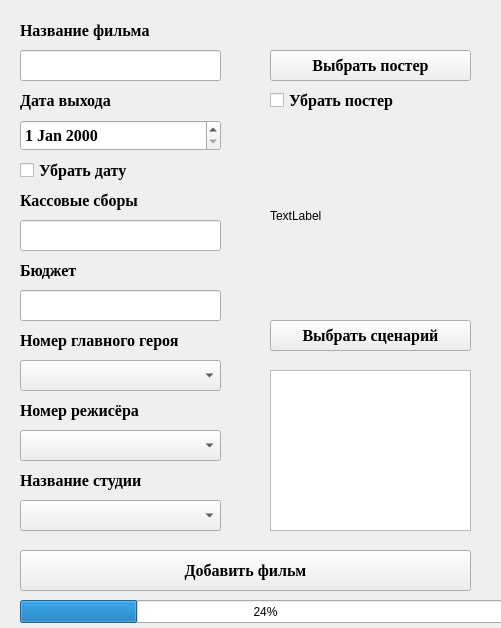
The window that Client/addmovie.ui (NikitaVirachev/course-work-on-DB) describes before a commit, drawn with Qt 5.
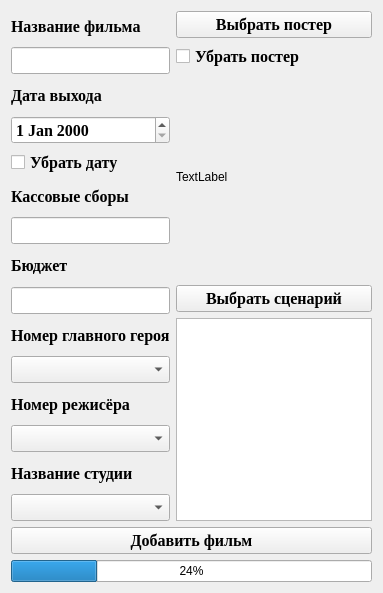
The same window after the commit.

The edit to the form file:
```diff
--- a/Client/addmovie.ui
+++ b/Client/addmovie.ui
@@ -6,40 +6,22 @@
    <rect>
     <x>0</x>
     <y>0</y>
-    <width>501</width>
-    <height>628</height>
+    <width>383</width>
+    <height>593</height>
    </rect>
   </property>
   <property name="windowTitle">
    <string>Form</string>
   </property>
-  <widget class="QLineEdit" name="lineEdit">
-   <property name="geometry">
-    <rect>
-     <x>20</x>
-     <y>50</y>
-     <width>201</width>
-     <height>31</height>
-    </rect>
-   </property>
-   <property name="font">
-    <font>
-     <family>Times New Roman</family>
-     <pointsize>12</pointsize>
-     <weight>75</weight>
-     <bold>true</bold>
-    </font>
-   </property>
-  </widget>
+  <layout class="QGridLayout" name="gridLayout">
+   <item row="0" column="0">
+    <layout class="QVBoxLayout" name="verticalLayout_3">
+     <item>
+      <layout class="QHBoxLayout" name="horizontalLayout">
+       <item>
+        <layout class="QVBoxLayout" name="verticalLayout">
+         <item>
   <widget class="QLabel" name="label">
-   <property name="geometry">
-    <rect>
-     <x>20</x>
-     <y>20</y>
-     <width>201</width>
-     <height>21</height>
-    </rect>
-   </property>
    <property name="font">
     <font>
      <family>Times New Roman</family>
@@ -52,15 +34,9 @@
     <string>Название фильма</string>
    </property>
   </widget>
-  <widget class="QDateEdit" name="dateEdit">
-   <property name="geometry">
-    <rect>
-     <x>20</x>
-     <y>120</y>
-     <width>201</width>
-     <height>31</height>
-    </rect>
-   </property>
+         </item>
+         <item>
+          <widget class="QLineEdit" name="lineEdit">
    <property name="font">
     <font>
      <family>Times New Roman</family>
@@ -70,15 +46,9 @@
     </font>
    </property>
   </widget>
+         </item>
+         <item>
   <widget class="QLabel" name="label_2">
-   <property name="geometry">
-    <rect>
-     <x>20</x>
-     <y>90</y>
-     <width>201</width>
-     <height>20</height>
-    </rect>
-   </property>
    <property name="font">
     <font>
      <family>Times New Roman</family>
@@ -91,15 +61,21 @@
     <string>Дата выхода</string>
    </property>
   </widget>
-  <widget class="QLineEdit" name="lineEdit_2">
-   <property name="geometry">
-    <rect>
-     <x>20</x>
-     <y>220</y>
-     <width>201</width>
-     <height>31</height>
-    </rect>
-   </property>
+         </item>
+         <item>
+          <widget class="QDateEdit" name="dateEdit">
+           <property name="font">
+            <font>
+             <family>Times New Roman</family>
+             <pointsize>12</pointsize>
+             <weight>75</weight>
+             <bold>true</bold>
+            </font>
+           </property>
+          </widget>
+         </item>
+         <item>
+          <widget class="QCheckBox" name="checkBox">
    <property name="font">
     <font>
      <family>Times New Roman</family>
@@ -108,16 +84,13 @@
      <bold>true</bold>
     </font>
    </property>
-  </widget>
+           <property name="text">
+            <string>Убрать дату</string>
+           </property>
+          </widget>
+         </item>
+         <item>
   <widget class="QLabel" name="label_3">
-   <property name="geometry">
-    <rect>
-     <x>20</x>
-     <y>190</y>
-     <width>201</width>
-     <height>20</height>
-    </rect>
-   </property>
    <property name="font">
     <font>
      <family>Times New Roman</family>
@@ -130,15 +103,9 @@
     <string>Кассовые сборы</string>
    </property>
   </widget>
-  <widget class="QLineEdit" name="lineEdit_3">
-   <property name="geometry">
-    <rect>
-     <x>20</x>
-     <y>290</y>
-     <width>201</width>
-     <height>31</height>
-    </rect>
-   </property>
+         </item>
+         <item>
+          <widget class="QLineEdit" name="lineEdit_2">
    <property name="font">
     <font>
      <family>Times New Roman</family>
@@ -148,15 +115,9 @@
     </font>
    </property>
   </widget>
+         </item>
+         <item>
   <widget class="QLabel" name="label_4">
-   <property name="geometry">
-    <rect>
-     <x>20</x>
-     <y>260</y>
-     <width>201</width>
-     <height>21</height>
-    </rect>
-   </property>
    <property name="font">
     <font>
      <family>Times New Roman</family>
@@ -169,15 +130,9 @@
     <string>Бюджет</string>
    </property>
   </widget>
-  <widget class="QComboBox" name="comboBox">
-   <property name="geometry">
-    <rect>
-     <x>20</x>
-     <y>360</y>
-     <width>201</width>
-     <height>31</height>
-    </rect>
-   </property>
+         </item>
+         <item>
+          <widget class="QLineEdit" name="lineEdit_3">
    <property name="font">
     <font>
      <family>Times New Roman</family>
@@ -187,15 +142,9 @@
     </font>
    </property>
   </widget>
+         </item>
+         <item>
   <widget class="QLabel" name="label_5">
-   <property name="geometry">
-    <rect>
-     <x>20</x>
-     <y>330</y>
-     <width>211</width>
-     <height>20</height>
-    </rect>
-   </property>
    <property name="font">
     <font>
      <family>Times New Roman</family>
@@ -208,15 +157,9 @@
     <string>Номер главного героя</string>
    </property>
   </widget>
-  <widget class="QComboBox" name="comboBox_2">
-   <property name="geometry">
-    <rect>
-     <x>20</x>
-     <y>430</y>
-     <width>201</width>
-     <height>31</height>
-    </rect>
-   </property>
+         </item>
+         <item>
+          <widget class="QComboBox" name="comboBox">
    <property name="font">
     <font>
      <family>Times New Roman</family>
@@ -226,15 +169,9 @@
     </font>
    </property>
   </widget>
+         </item>
+         <item>
   <widget class="QLabel" name="label_6">
-   <property name="geometry">
-    <rect>
-     <x>20</x>
-     <y>400</y>
-     <width>201</width>
-     <height>20</height>
-    </rect>
-   </property>
    <property name="font">
     <font>
      <family>Times New Roman</family>
@@ -247,15 +184,9 @@
     <string>Номер режисёра</string>
    </property>
   </widget>
-  <widget class="QComboBox" name="comboBox_3">
-   <property name="geometry">
-    <rect>
-     <x>20</x>
-     <y>500</y>
-     <width>201</width>
-     <height>31</height>
-    </rect>
-   </property>
+         </item>
+         <item>
+          <widget class="QComboBox" name="comboBox_2">
    <property name="font">
     <font>
      <family>Times New Roman</family>
@@ -265,15 +196,9 @@
     </font>
    </property>
   </widget>
+         </item>
+         <item>
   <widget class="QLabel" name="label_7">
-   <property name="geometry">
-    <rect>
-     <x>20</x>
-     <y>470</y>
-     <width>201</width>
-     <height>21</height>
-    </rect>
-   </property>
    <property name="font">
     <font>
      <family>Times New Roman</family>
@@ -286,15 +211,25 @@
     <string>Название студии</string>
    </property>
   </widget>
+         </item>
+         <item>
+          <widget class="QComboBox" name="comboBox_3">
+           <property name="font">
+            <font>
+             <family>Times New Roman</family>
+             <pointsize>12</pointsize>
+             <weight>75</weight>
+             <bold>true</bold>
+            </font>
+           </property>
+          </widget>
+         </item>
+        </layout>
+       </item>
+       <item>
+        <layout class="QVBoxLayout" name="verticalLayout_2">
+         <item>
   <widget class="QPushButton" name="pushButton">
-   <property name="geometry">
-    <rect>
-     <x>270</x>
-     <y>50</y>
-     <width>201</width>
-     <height>31</height>
-    </rect>
-   </property>
    <property name="font">
     <font>
      <family>Times New Roman</family>
@@ -307,28 +242,37 @@
     <string>Выбрать постер</string>
    </property>
   </widget>
+         </item>
+         <item>
+          <widget class="QCheckBox" name="checkBox_2">
+           <property name="font">
+            <font>
+             <family>Times New Roman</family>
+             <pointsize>12</pointsize>
+             <weight>75</weight>
+             <bold>true</bold>
+            </font>
+           </property>
+           <property name="text">
+            <string>Убрать постер</string>
+           </property>
+          </widget>
+         </item>
+         <item>
   <widget class="QLabel" name="label_8">
-   <property name="geometry">
-    <rect>
-     <x>270</x>
-     <y>130</y>
-     <width>201</width>
-     <height>171</height>
-    </rect>
+           <property name="sizePolicy">
+            <sizepolicy hsizetype="Preferred" vsizetype="Expanding">
+             <horstretch>0</horstretch>
+             <verstretch>0</verstretch>
+            </sizepolicy>
    </property>
    <property name="text">
     <string>TextLabel</string>
    </property>
   </widget>
+         </item>
+         <item>
   <widget class="QPushButton" name="pushButton_2">
-   <property name="geometry">
-    <rect>
-     <x>270</x>
-     <y>320</y>
-     <width>201</width>
-     <height>31</height>
-    </rect>
-   </property>
    <property name="font">
     <font>
      <family>Times New Roman</family>
@@ -341,15 +285,16 @@
     <string>Выбрать сценарий</string>
    </property>
   </widget>
+         </item>
+         <item>
+          <widget class="QTextEdit" name="textEdit"/>
+         </item>
+        </layout>
+       </item>
+      </layout>
+     </item>
+     <item>
   <widget class="QPushButton" name="pushButton_3">
-   <property name="geometry">
-    <rect>
-     <x>20</x>
-     <y>550</y>
-     <width>451</width>
-     <height>41</height>
-    </rect>
-   </property>
    <property name="font">
     <font>
      <family>Times New Roman</family>
@@ -362,71 +307,17 @@
     <string>Добавить фильм</string>
    </property>
   </widget>
-  <widget class="QTextEdit" name="textEdit">
-   <property name="geometry">
-    <rect>
-     <x>270</x>
-     <y>370</y>
-     <width>201</width>
-     <height>161</height>
-    </rect>
-   </property>
-  </widget>
+     </item>
+     <item>
   <widget class="QProgressBar" name="progressBar">
-   <property name="geometry">
-    <rect>
-     <x>20</x>
-     <y>600</y>
-     <width>491</width>
-     <height>23</height>
-    </rect>
-   </property>
    <property name="value">
     <number>24</number>
    </property>
   </widget>
-  <widget class="QCheckBox" name="checkBox">
-   <property name="geometry">
-    <rect>
-     <x>20</x>
-     <y>160</y>
-     <width>201</width>
-     <height>20</height>
-    </rect>
-   </property>
-   <property name="font">
-    <font>
-     <family>Times New Roman</family>
-     <pointsize>12</pointsize>
-     <weight>75</weight>
-     <bold>true</bold>
-    </font>
-   </property>
-   <property name="text">
-    <string>Убрать дату</string>
-   </property>
-  </widget>
-  <widget class="QCheckBox" name="checkBox_2">
-   <property name="geometry">
-    <rect>
-     <x>270</x>
-     <y>90</y>
-     <width>201</width>
-     <height>20</height>
-    </rect>
-   </property>
-   <property name="font">
-    <font>
-     <family>Times New Roman</family>
-     <pointsize>12</pointsize>
-     <weight>75</weight>
-     <bold>true</bold>
-    </font>
-   </property>
-   <property name="text">
-    <string>Убрать постер</string>
-   </property>
-  </widget>
+     </item>
+    </layout>
+   </item>
+  </layout>
  </widget>
  <resources/>
  <connections/>
```
Lines whose indentation alone changed are shown as unchanged.
